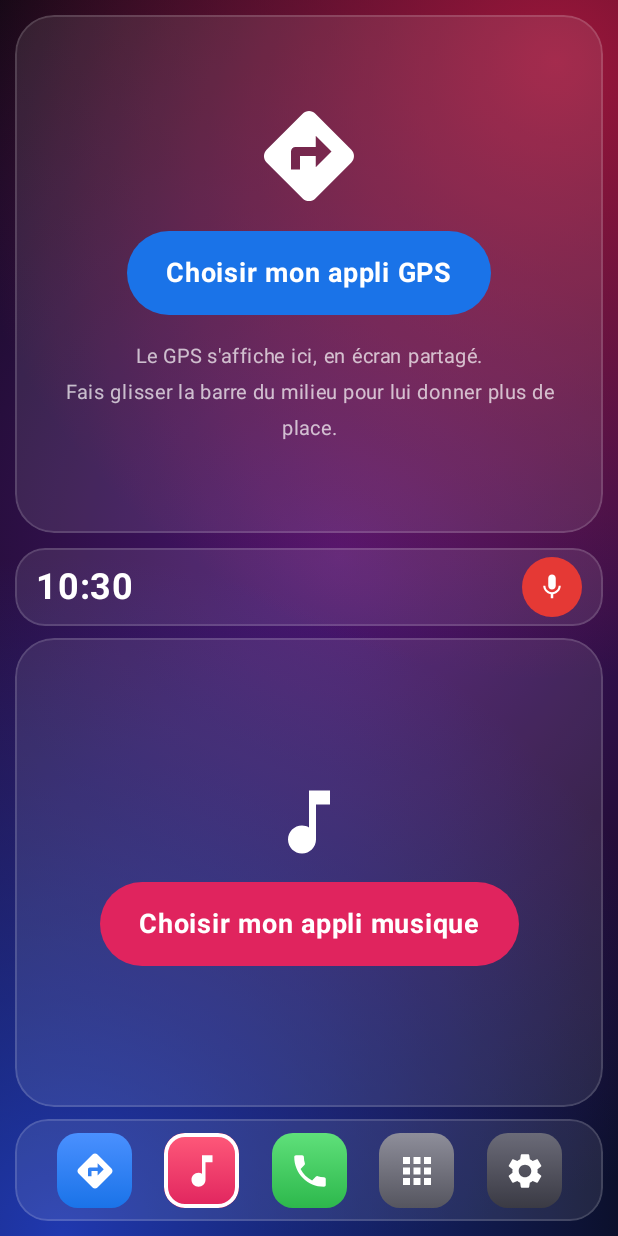
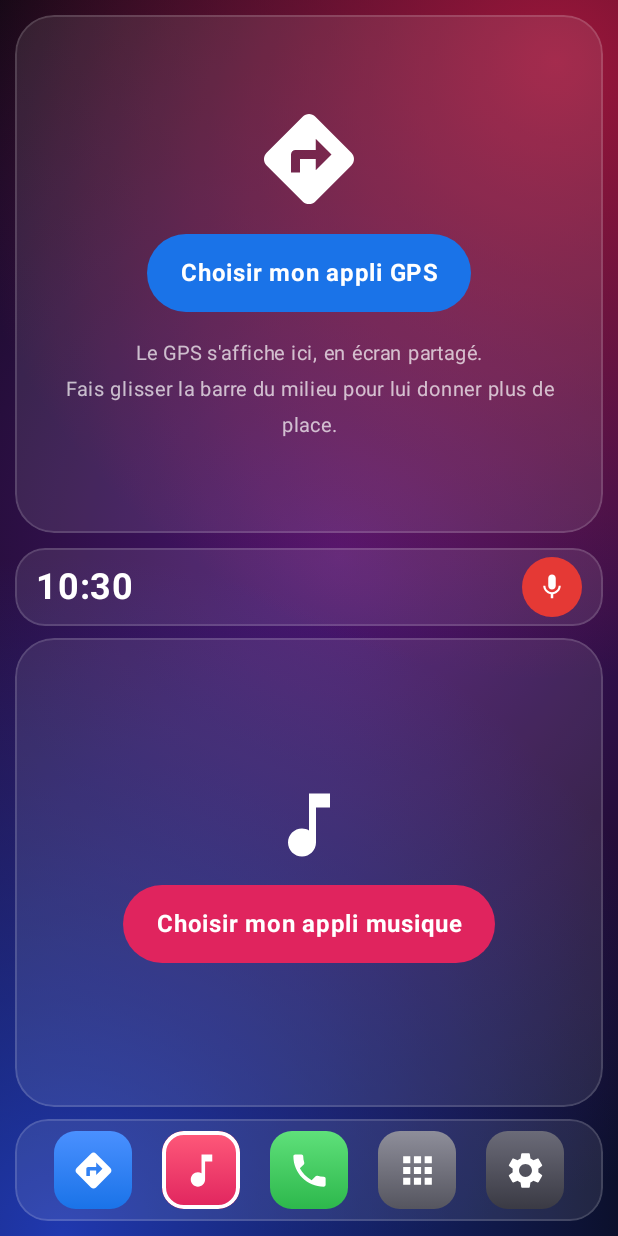
Before and after one commit to Guillaume1006/Guillaume1006, an Android app built with Jetpack Compose: the screen it shows after launch (MainActivity), on a phone screen of 412 x 824 dp. Run offline under Robolectric (Android 15) with nearby library versions, the phone set to English and light mode, and no system bars.

Commit message:
MotoDash : panneau adaptatif (dock latéral, musique compacte) et rendus
Co-Authored-By: Claude Opus 5.5 <noreply@anthropic.com>
Claude-Session: https://claude.ai/code/session_01EVBSjhmsAGqtRAGKGX8ZQF

```diff
--- a/motodash/app/src/main/java/com/guillaume/motodash/ui/Dash.kt
+++ b/motodash/app/src/main/java/com/guillaume/motodash/ui/Dash.kt
@@ -12,6 +12,7 @@ import androidx.compose.foundation.clickable
 import androidx.compose.foundation.combinedClickable
 import androidx.compose.foundation.layout.Arrangement
 import androidx.compose.foundation.layout.Box
+import androidx.compose.foundation.layout.BoxWithConstraints
 import androidx.compose.foundation.layout.Column
 import androidx.compose.foundation.layout.Row
 import androidx.compose.foundation.layout.Spacer
@@ -33,6 +34,8 @@ import androidx.compose.material.icons.filled.Settings
 import androidx.compose.material3.Icon
 import androidx.compose.material3.Text
 import androidx.compose.runtime.Composable
+import androidx.compose.runtime.CompositionLocalProvider
+import androidx.compose.runtime.staticCompositionLocalOf
 import androidx.compose.runtime.LaunchedEffect
 import androidx.compose.runtime.getValue
 import androidx.compose.runtime.mutableIntStateOf
@@ -147,17 +150,16 @@ private fun GpsLauncher(state: DashState, pick: (Picker) -> Unit, modifier: Modi
 fun BigButton(text: String, color: Color, onClick: () -> Unit) {
     Box(
         Modifier.clip(RoundedCornerShape(30.dp)).background(color).clickable(onClick = onClick)
-            .padding(horizontal = 26.dp, vertical = 16.dp),
-    ) { Text(text, color = Color.White, fontSize = 18.sp, fontWeight = FontWeight.Bold) }
+            .padding(horizontal = 22.dp, vertical = 14.dp),
+    ) { Text(text, color = Color.White, fontSize = 16.sp, fontWeight = FontWeight.Bold, textAlign = TextAlign.Center) }
 }
 
 // ───────────────────────── Panneau MotoDash ─────────────────────────
 
 @Composable
 private fun Panel(state: DashState, prefs: Prefs, pick: (Picker) -> Unit, modifier: Modifier) {
-    Column(modifier, verticalArrangement = Arrangement.spacedBy(8.dp)) {
-        StatusRow()
-        Box(Modifier.weight(1f).fillMaxWidth().glass()) {
+    val widget: @Composable (Modifier) -> Unit = { m ->
+        Box(m.glass()) {
             when (state.widget) {
                 Widget.MUSIC -> MusicPanel(state.musicApp) { pick(Picker.MUSIC) }
                 Widget.PHONE -> PhonePanel(prefs)
@@ -165,7 +167,24 @@ private fun Panel(state: DashState, prefs: Prefs, pick: (Picker) -> Unit, modifi
                 Widget.SETTINGS -> SettingsPanel(state, pick)
             }
         }
-        Dock(state, pick)
+    }
+    BoxWithConstraints(modifier) {
+        if (maxWidth > maxHeight * 1.25f) {
+            // Panneau large et bas : le dock passe sur le côté
+            Row(Modifier.fillMaxSize(), horizontalArrangement = Arrangement.spacedBy(8.dp)) {
+                Column(Modifier.weight(1f).fillMaxHeight(), verticalArrangement = Arrangement.spacedBy(8.dp)) {
+                    StatusRow()
+                    widget(Modifier.weight(1f).fillMaxWidth())
+                }
+                Dock(state, pick, vertical = true)
+            }
+        } else {
+            Column(Modifier.fillMaxSize(), verticalArrangement = Arrangement.spacedBy(8.dp)) {
+                StatusRow()
+                widget(Modifier.weight(1f).fillMaxWidth())
+                Dock(state, pick, vertical = false)
+            }
+        }
     }
 }
 
@@ -189,15 +208,11 @@ private fun StatusRow() {
 }
 
 @Composable
-private fun Dock(state: DashState, pick: (Picker) -> Unit) {
+private fun Dock(state: DashState, pick: (Picker) -> Unit, vertical: Boolean) {
     val ctx = LocalContext.current
     val nav = Apps.entry(ctx, state.navApp)
     val music = Apps.entry(ctx, state.musicApp)
-    Row(
-        Modifier.fillMaxWidth().height(68.dp).glass(22.dp).padding(horizontal = 6.dp),
-        horizontalArrangement = Arrangement.SpaceEvenly,
-        verticalAlignment = Alignment.CenterVertically,
-    ) {
+    val items: @Composable () -> Unit = {
         // GPS : rouvre l'appli GPS dans l'autre moitié
         DockItem(nav?.icon, Icons.Filled.Directions, "GPS", listOf(Color(0xFF4A90FF), GoBlue), false,
             onLongClick = { pick(Picker.NAV) }) {
@@ -212,7 +227,26 @@ private fun Dock(state: DashState, pick: (Picker) -> Unit) {
         DockItem(null, Icons.Filled.Settings, "Réglages", listOf(Color(0xFF6B6B78), Color(0xFF3A3A44)),
             state.widget == Widget.SETTINGS) { state.show(Widget.SETTINGS) }
     }
+    if (vertical) {
+        BoxWithConstraints(Modifier.fillMaxHeight().glass(22.dp).padding(horizontal = 8.dp, vertical = 6.dp)) {
+            // 5 icônes empilées : leur taille s'adapte à la hauteur (max 52 dp)
+            val itemSize = minOf(52.dp, (maxHeight - 24.dp) / 5)
+            CompositionLocalProvider(LocalDockSize provides itemSize) {
+                Column(Modifier.fillMaxHeight(), verticalArrangement = Arrangement.SpaceEvenly) { items() }
+            }
+        }
+    } else {
+        BoxWithConstraints(Modifier.fillMaxWidth().glass(22.dp).padding(horizontal = 6.dp, vertical = 8.dp)) {
+            // 5 icônes : leur taille s'adapte à la largeur du panneau (max 52 dp)
+            val itemSize = minOf(52.dp, (maxWidth - 24.dp) / 5)
+            CompositionLocalProvider(LocalDockSize provides itemSize) {
+                Row(Modifier.fillMaxWidth(), horizontalArrangement = Arrangement.SpaceEvenly, verticalAlignment = Alignment.CenterVertically) { items() }
+            }
+        }
+    }
 }
+
+private val LocalDockSize = staticCompositionLocalOf { 50.dp }
 
 @OptIn(ExperimentalFoundationApi::class)
 @Composable
@@ -220,16 +254,17 @@ private fun DockItem(
     appIcon: ImageBitmap?, icon: ImageVector, label: String, colors: List<Color>, selected: Boolean,
     onLongClick: (() -> Unit)? = null, onClick: () -> Unit,
 ) {
-    val shape = RoundedCornerShape(14.dp)
+    val size = LocalDockSize.current
+    val shape = RoundedCornerShape(size * 0.28f)
     Box(
-        Modifier.size(50.dp).clip(shape)
+        Modifier.size(size).clip(shape)
             .then(if (appIcon == null) Modifier.background(Brush.verticalGradient(colors)) else Modifier)
             .then(if (selected) Modifier.border(2.5.dp, Color.White, shape) else Modifier)
             .combinedClickable(onClick = onClick, onLongClick = onLongClick),
         contentAlignment = Alignment.Center,
     ) {
         if (appIcon != null) Image(appIcon, label, Modifier.fillMaxSize())
-        else Icon(icon, label, tint = Color.White, modifier = Modifier.size(28.dp))
+        else Icon(icon, label, tint = Color.White, modifier = Modifier.size(size * 0.55f))
     }
 }
 
```
Also changed, not shown: motodash/app/src/main/java/com/guillaume/motodash/ui/Panels.kt (+24 -0 lines), 7 other files.
